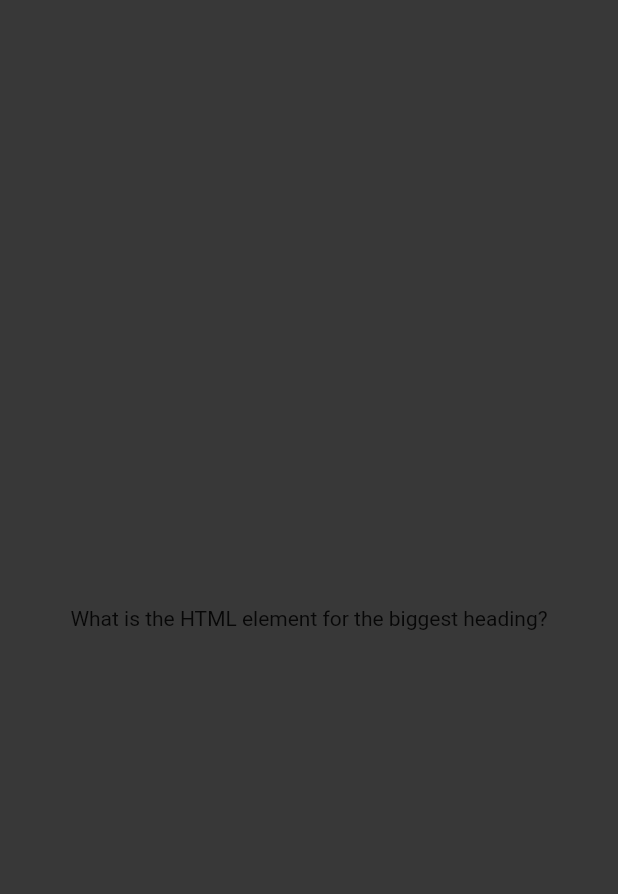
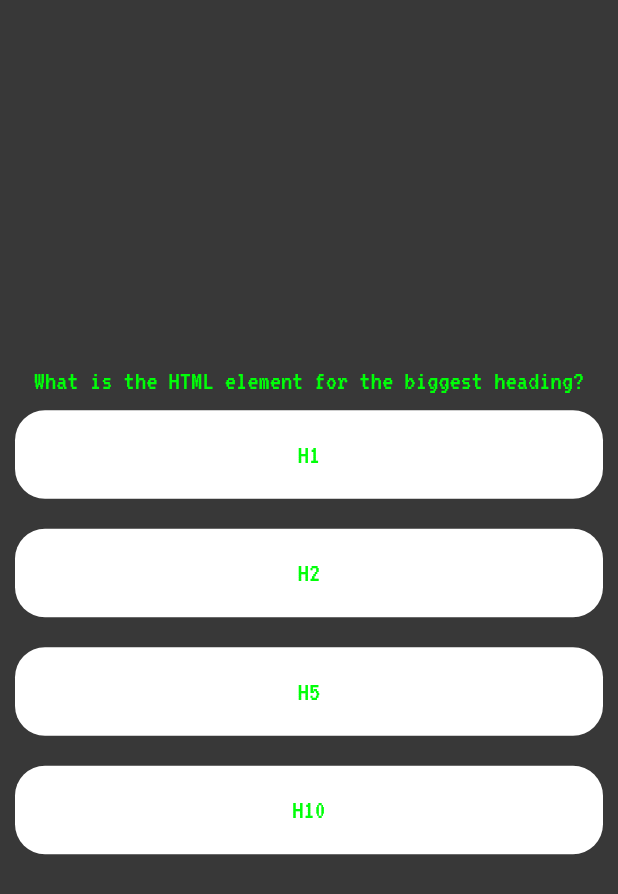
Before and after one commit to RuanEmanuell/progedu, a Flutter app: the QuizScreen screen opened directly with empty values, on a phone screen of 412 x 824 dp. Shown: the top 894 px of the screen. Run offline on Flutter 3.47's test engine with Material 2 defaults, Android fonts, the phone set to English and light mode, and no system bars; our stand-ins replace cloud_firestore, firebase_auth, firebase_core, google_fonts; accounts and stored records are empty; generated files the repository leaves out were written again.

Commit message:
feat: adding quiz funcionality

```diff
--- a/lib/models/questions.dart
+++ b/lib/models/questions.dart
@@ -12,10 +12,15 @@ Map<String, dynamic> questions = {
       "anwsers": ["Losing", "Chichi", "Needles", "Vegeta"],
       "correct": "Needles"
     },
+    {
+      "question": "What's Goku biggest feAAAAAAAar?",
+      "anwsers": ["Losing", "Chichi", "Needles", "Vegeta"],
+      "correct": "Needles"
+    },
   ],
   "css": [
     {
-      "question": "What's Goku biggesAAAAAAAAAt fear?",
+      "question": "What's CSS?",
       "anwsers": ["Losing", "Chichi", "Needles", "Vegeta"],
       "correct": "Needles"
     },
--- a/lib/screens/home.dart
+++ b/lib/screens/home.dart
@@ -69,6 +69,9 @@ class HomeScreen extends StatelessWidget {
                     itemBuilder: (context, index) {
                       return InkWell(
                         onTap: () {
+                          value.questionCount = 0;
+                          value.correctCount = 0;
+                          value.correct = false;
                           Navigator.push(context, MaterialPageRoute(
                             builder: (context) {
                               return QuizScreen(index: index);
--- a/lib/screens/loginscreens/forgot.dart
+++ b/lib/screens/loginscreens/forgot.dart
@@ -4,9 +4,9 @@ import 'package:provider/provider.dart';
 
 import '../../controller/controller.dart';
 
-import '../../widgets/loginwidgets/maintext.dart';
-import '../../widgets/loginwidgets/input.dart';
-import '../../widgets/loginwidgets/mainbutton.dart';
+import '../../widgets/login/maintext.dart';
+import '../../widgets/login/input.dart';
+import '../../widgets/login/mainbutton.dart';
 
 class ForgotScreen extends StatelessWidget {
   var emailController = TextEditingController();
--- a/lib/screens/loginscreens/name.dart
+++ b/lib/screens/loginscreens/name.dart
@@ -4,9 +4,9 @@ import 'package:provider/provider.dart';
 
 import '../../controller/controller.dart';
 
-import '../../widgets/loginwidgets/maintext.dart';
-import '../../widgets/loginwidgets/input.dart';
-import '../../widgets/loginwidgets/mainbutton.dart';
+import '../../widgets/login/maintext.dart';
+import '../../widgets/login/input.dart';
+import '../../widgets/login/mainbutton.dart';
 
 import '../home.dart';
 
--- a/lib/screens/quiz.dart
+++ b/lib/screens/quiz.dart
@@ -1,8 +1,9 @@
+import 'package:alarme/screens/home.dart';
 import "package:flutter/material.dart";
+import 'package:google_fonts/google_fonts.dart';
 import 'package:provider/provider.dart';
 
 import '../../controller/controller.dart';
-
 
 import "../models/questions.dart";
 
@@ -19,8 +20,63 @@ class QuizScreen extends StatelessWidget {
     return Scaffold(
         backgroundColor: const Color.fromARGB(255, 56, 56, 56),
         body: Consumer<Controller>(builder: (context, value, child) {
-          return Center(
-            child: Container(child: Text(questions[quizes[index]][value.questionCount]["question"])),
+          return Column(
+            mainAxisAlignment: MainAxisAlignment.center,
+            children: [
+              Center(
+                child: Text(
+                  questions[quizes[index]][value.questionCount]["question"],
+                  style: GoogleFonts.vt323(
+                      fontSize: screenWidth / 22, color: const Color.fromARGB(255, 0, 255, 8)),
+                ),
+              ),
+              ListView.builder(
+                shrinkWrap: true,
+                itemCount: questions[quizes[index]][value.questionCount]["anwsers"].length,
+                itemBuilder: (context, listIndex) {
+                  return InkWell(
+                    onTap: () {
+                      if (value.questionCount < questions[quizes[index]].length - 1) {
+                        value.showCorrect();
+                        questions[quizes[index]][value.questionCount]["anwsers"][listIndex] ==
+                                questions[quizes[index]][value.questionCount]["correct"]
+                            ? value.correctQuestion()
+                            : false;
+                        value.passQuestion();
+                      } else {
+                        value.showCorrect();
+                        Future.delayed(const Duration(seconds: 3), () {
+                          Navigator.push(context, MaterialPageRoute(
+                            builder: (context) {
+                              return HomeScreen();
+                            },
+                          ));
+                        });
+                      }
+                    },
+                    child: Container(
+                      padding: const EdgeInsets.all(20),
+                      margin: const EdgeInsets.all(10),
+                      width: screenWidth,
+                      decoration: BoxDecoration(
+                          color: questions[quizes[index]][value.questionCount]["anwsers"][listIndex] ==
+                                      questions[quizes[index]][value.questionCount]["correct"] &&
+                                  value.correct
+                              ? Colors.black
+                              : Colors.white,
+                          borderRadius: BorderRadius.circular(20)),
+                      child: Center(
+                        child: Text(
+                          questions[quizes[index]][value.questionCount]["anwsers"][listIndex],
+                          style: GoogleFonts.vt323(
+                              fontSize: screenWidth / 22, color: const Color.fromARGB(255, 0, 255, 8)),
+                        ),
+                      ),
+                    ),
+                  );
+                },
+              )
+            ],
           );
         }));
   }
```
Also changed, not shown: lib/controller/controller.dart (+22 -0 lines), lib/screens/loginscreens/login.dart (+4 -4 lines), lib/screens/loginscreens/register.dart (+4 -4 lines), lib/widgets/loginwidgets/input.dart (deleted, +0 -42 lines), lib/widgets/loginwidgets/logo.dart (deleted, +0 -19 lines), lib/widgets/loginwidgets/mainbutton.dart (deleted, +0 -26 lines), lib/widgets/loginwidgets/maintext.dart (deleted, +0 -22 lines), lib/firebase_options.dart (deleted).
